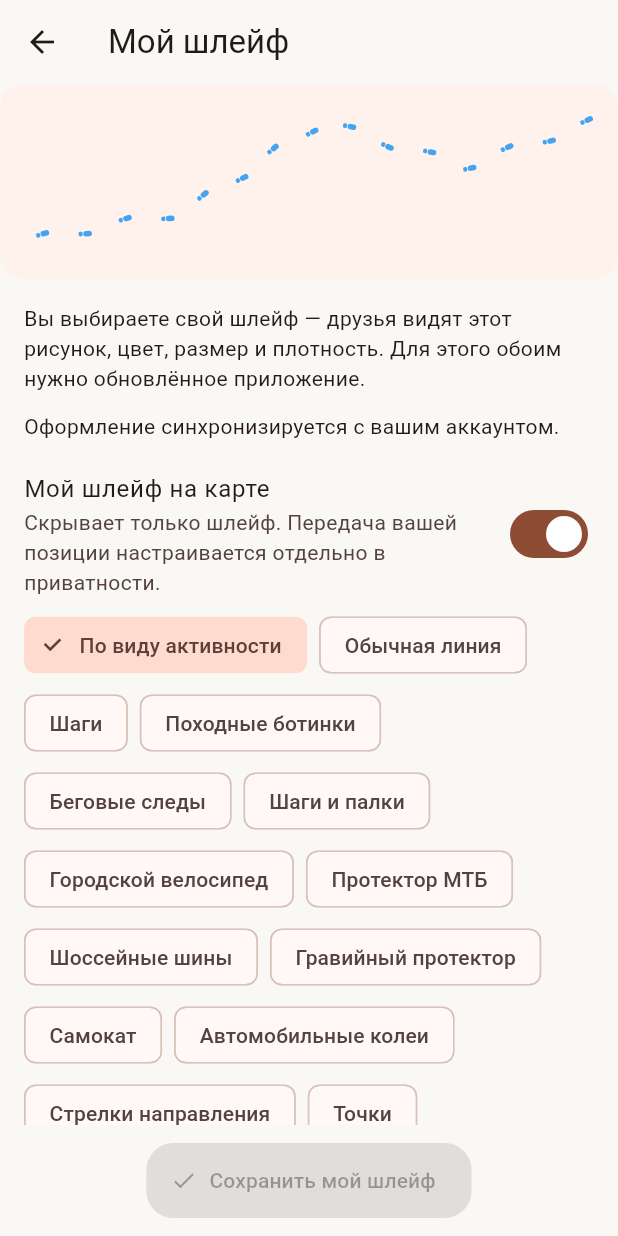
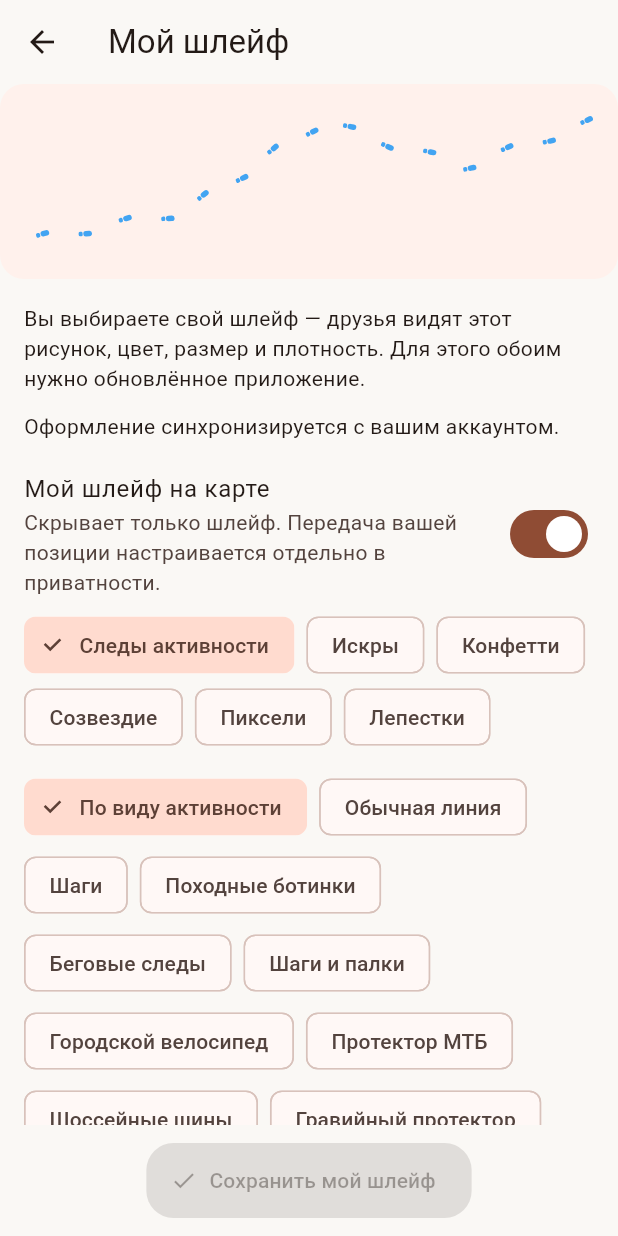
Before and after one commit to Vananinys/PylsePath, a Flutter app: the TrailAppearanceScreen screen opened directly, after a tap on the "auto awesome" icon, on a phone screen of 412 x 824 dp. Run offline on Flutter 3.47's test engine with Material 3 defaults, Android fonts, the light colour scheme and no system bars; our stand-ins replace audioplayers, cached_network_image, firebase_core, firebase_messaging, flutter_compass, flutter_local_notifications and 10 more; missing offline and left inert: flutter_map_tile_caching, record; accounts and stored records are empty; network calls fail; statements that could not run were skipped.

Commit message:
Add community events, scoped roles, challenge rewards and personal motion effects for 1.12.27

```diff
--- a/lib/main.dart
+++ b/lib/main.dart
@@ -20,6 +20,7 @@ import 'widgets/map_sticker_flight.dart';
 import 'services/smooth_map_position.dart';
 import 'services/smooth_map_heading.dart';
 import 'widgets/friend_motion_layer.dart';
+import 'screens/events_screen.dart';
 import 'widgets/friend_trails_layer.dart';
 import 'services/owned_trail_style_service.dart';
 
--- a/lib/models/live_trail_style.dart
+++ b/lib/models/live_trail_style.dart
@@ -1,4 +1,16 @@
 import '../data/trail_appearance.dart';
+
+enum MotionEffect {
+  none('Следы активности'),
+  ember('Искры'),
+  confetti('Конфетти'),
+  orbit('Созвездие'),
+  pixel('Пиксели'),
+  bloom('Лепестки');
+
+  const MotionEffect(this.label);
+  final String label;
+}
 
 /// An owner's cosmetic choice, never coordinates or a recorded route.
 class LiveTrailStyle {
@@ -9,11 +21,13 @@ class LiveTrailStyle {
     this.spacing = 28,
     this.opacity = .85,
     this.enabled = true,
+    this.effect = MotionEffect.none,
   });
   final TrailStyle style;
   final int colorIndex;
   final double size, spacing, opacity;
   final bool enabled;
+  final MotionEffect effect;
 
   factory LiveTrailStyle.fromRow(Map<String, dynamic> row) {
     if (row['version'] != 1) return const LiveTrailStyle();
@@ -25,6 +39,11 @@ class LiveTrailStyle {
     }
 
     return LiveTrailStyle(
+      effect:
+          MotionEffect.values
+              .where((e) => e.name == row['effect'])
+              .firstOrNull ??
+          MotionEffect.none,
       style:
           TrailStyle.values.where((s) => s.name == row['style']).firstOrNull ??
           TrailStyle.automatic,
@@ -37,6 +56,7 @@ class LiveTrailStyle {
     );
   }
   Map<String, Object> toRow() => {
+    'effect': effect.name,
     'version': 1,
     'style': style.name,
     'color_index': colorIndex,
@@ -46,6 +66,7 @@ class LiveTrailStyle {
     'enabled': enabled,
   };
   LiveTrailStyle copyWith({
+    MotionEffect? effect,
     TrailStyle? style,
     int? colorIndex,
     double? size,
@@ -54,6 +75,7 @@ class LiveTrailStyle {
     bool? enabled,
   }) => LiveTrailStyle.fromRow({
     ...toRow(),
+    if (effect != null) 'effect': effect.name,
     if (style != null) 'style': style.name,
     if (colorIndex != null) 'color_index': colorIndex,
     if (size != null) 'marker_size': size,
--- a/lib/screens/owned_trail_style_screen.dart
+++ b/lib/screens/owned_trail_style_screen.dart
@@ -132,6 +132,7 @@ class _OwnedTrailStyleScreenState extends State<OwnedTrailStyleScreen> {
                     TrailStylePreview(
                       appearance: _preview,
                       activity: ActivityType.hiking,
+                      effect: _choice.effect,
                     ),
                     Expanded(
                       child: ListView(
@@ -169,6 +170,22 @@ class _OwnedTrailStyleScreenState extends State<OwnedTrailStyleScreen> {
                                 ? null
                                 : (v) => _change(_choice.copyWith(enabled: v)),
                           ),
+                          Wrap(
+                            spacing: 8,
+                            children: [
+                              for (final effect in MotionEffect.values)
+                                ChoiceChip(
+                                  label: Text(effect.label),
+                                  selected: effect == _choice.effect,
+                                  onSelected: _saving
+                                      ? null
+                                      : (_) => _change(
+                                          _choice.copyWith(effect: effect),
+                                        ),
+                                ),
+                            ],
+                          ),
+                          const SizedBox(height: 12),
                           Wrap(
                             spacing: 8,
                             runSpacing: 4,
--- a/lib/widgets/activity_trail_layer.dart
+++ b/lib/widgets/activity_trail_layer.dart
@@ -123,7 +123,10 @@ class _ActivityTrailLayerState extends State<ActivityTrailLayer> {
       );
       if (widget.live && !enabled) return const SizedBox.shrink();
       final decorated =
-          enabled && style != TrailStyle.line && camera.zoom >= 12;
+          enabled &&
+          (style != TrailStyle.line ||
+              (widget.live && personal.effect != MotionEffect.none)) &&
+          camera.zoom >= 12;
       if (decorated && (_source != widget.segments || _zoom != 16)) {
         _source = widget.segments;
         _zoom = 16;
@@ -142,7 +145,10 @@ class _ActivityTrailLayerState extends State<ActivityTrailLayer> {
       return IgnorePointer(
         child: Stack(
           children: [
-            if (!decorated || (prefs.guide && style == TrailStyle.line))
+            if (!decorated ||
+                (prefs.guide &&
+                    style == TrailStyle.line &&
+                    (!widget.live || personal.effect == MotionEffect.none)))
               PolylineLayer(
                 polylines: [
                   for (final segment in widget.segments)
@@ -180,6 +186,7 @@ class _ActivityTrailLayerState extends State<ActivityTrailLayer> {
                     origin: origin,
                     scale: math.pow(2, camera.zoom - 16).toDouble(),
                     phaseOffset: widget.phaseOffset,
+                    effect: widget.live ? personal.effect : MotionEffect.none,
                   ),
                 ),
               ),
@@ -200,7 +207,9 @@ class TrailPainter extends CustomPainter {
     this.origin = Offset.zero,
     this.scale = 1,
     this.phaseOffset = 0,
+    this.effect = MotionEffect.none,
   });
+  final MotionEffect effect;
   final List<List<Offset>> segments;
   final Offset origin;
   final double scale;
@@ -210,7 +219,7 @@ class TrailPainter extends CustomPainter {
   final double markerSize, spacing;
   @override
   void paint(Canvas canvas, Size size) {
-    if (style == TrailStyle.line) {
+    if (style == TrailStyle.line && effect == MotionEffect.none) {
       final pen = Paint()
         ..color = color
         ..strokeWidth = 3
@@ -250,6 +259,47 @@ class TrailPainter extends CustomPainter {
       canvas.translate(stamp.position.dx * scale, stamp.position.dy * scale);
       canvas.rotate(stamp.angle + math.pi / 2);
       canvas.scale(markerSize / 12 * math.min(1.0, scale));
+      if (effect != MotionEffect.none) {
+        final palette = effect == MotionEffect.confetti
+            ? [Colors.cyan, Colors.pink, Colors.amber, Colors.greenAccent]
+            : effect == MotionEffect.ember
+            ? [Colors.orange, Colors.redAccent, Colors.amber, color]
+            : [color, Color.lerp(color, Colors.white, .55)!, color, color];
+        for (var j = 0; j < 4; j++) {
+          final pen = Paint()..color = palette[j].withValues(alpha: color.a);
+          final x = (j.isEven ? -1.0 : 1.0) * (3 + j);
+          final y = (j - 1.5) * 4;
+          if (effect == MotionEffect.pixel) {
+            canvas.drawRect(
+              Rect.fromCenter(center: Offset(x, y), width: 3, height: 3),
+              pen,
+            );
+          } else if (effect == MotionEffect.orbit) {
+            canvas.drawPath(
+              Path()
+                ..moveTo(x, y - 3)
+                ..lineTo(x + 1, y - 1)
+                ..lineTo(x + 3, y)
+                ..lineTo(x + 1, y + 1)
+                ..lineTo(x, y + 3)
+                ..lineTo(x - 1, y + 1)
+                ..lineTo(x - 3, y)
+                ..lineTo(x - 1, y - 1)
+                ..close(),
+              pen,
+            );
+          } else if (effect == MotionEffect.bloom) {
+            canvas.drawOval(
+              Rect.fromCenter(center: Offset(x, y), width: 3, height: 6),
+              pen,
+            );
+          } else {
+            canvas.drawCircle(Offset(x, y), 1.5 + j * .3, pen);
+          }
+        }
+        canvas.restore();
+        continue;
+      }
       switch (style) {
         case TrailStyle.footprints:
         case TrailStyle.boots:
@@ -341,6 +391,7 @@ class TrailPainter extends CustomPainter {
       old.scale != scale ||
       old.phaseOffset != phaseOffset ||
       old.style != style ||
+      old.effect != effect ||
       old.color != color ||
       old.markerSize != markerSize ||
       old.spacing != spacing;
@@ -352,7 +403,9 @@ class TrailStylePreview extends StatelessWidget {
     required this.appearance,
     required this.activity,
     this.transport,
+    this.effect = MotionEffect.none,
   });
+  final MotionEffect effect;
   final TrailAppearance appearance;
   final ActivityType activity;
   final String? transport;
@@ -380,6 +433,7 @@ class TrailStylePreview extends StatelessWidget {
               appearance.color.withValues(alpha: appearance.opacity),
               appearance.size,
               appearance.spacing,
+              effect: effect,
             ),
             size: Size.infinite,
           ),
--- a/lib/widgets/friend_markers_layer.dart
+++ b/lib/widgets/friend_markers_layer.dart
@@ -53,8 +53,8 @@ class FriendMarkersLayer extends StatelessWidget {
               group.first.liveLatitude!,
               group.first.liveLongitude!,
             ),
-            width: 76,
-            height: 82,
+            width: 118,
+            height: 100,
             rotate: true,
             child: Semantics(
               button: true,
@@ -116,7 +116,7 @@ class FriendMarkersLayer extends StatelessWidget {
                     if (group.length == 1 && headings[group.first.id] != null)
                       Positioned(
                         top: 4,
-                        left: 11,
+                        left: 32,
                         width: 54,
                         height: 40,
                         child: IgnorePointer(
--- a/pubspec.yaml
+++ b/pubspec.yaml
@@ -1,7 +1,7 @@
 name: pulsepath
 description: "PulsePath — мобильный навигатор с картой CartoDB Positron."
 publish_to: 'none'
-version: 1.12.26+80
+version: 1.12.27+81
 
 environment:
   sdk: '>=3.13.0 <4.0.0'
```
Also changed, not shown: lib/data/recent_stickers.dart (added, +32 -0 lines), lib/screens/events_screen.dart (added, +485 -0 lines), lib/services/events_service.dart (added, +32 -0 lines), lib/src/map_screen/drawer_mixin.dart (+9 -0 lines), lib/src/map_screen/markers_mixin.dart (+25 -9 lines), lib/widgets/friend_map_panel.dart (+45 -1 lines), 7 other files.
